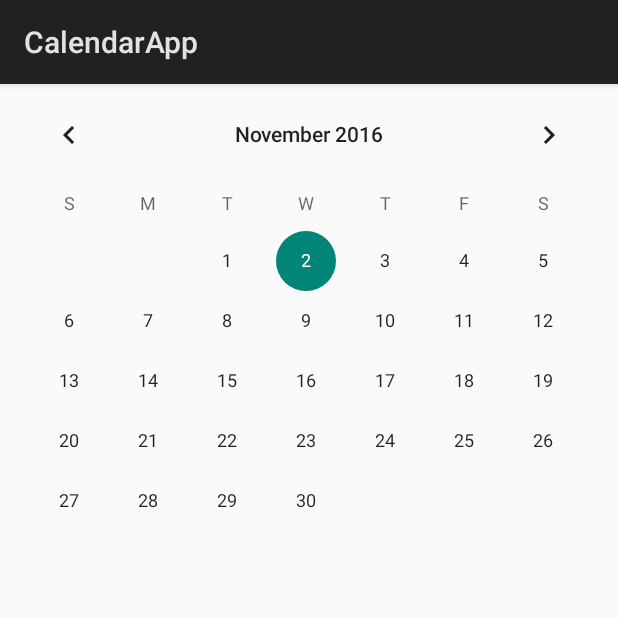
After one commit to rgibsond/SYECalendarProject, an Android app: the fragment CalendarFragment shown on its own in the app's theme, on a phone screen of 412 x 824 dp, the top half of it. The commit adds this screen. Run offline under Robolectric (Android 15) with nearby library versions, the phone set to English and light mode, and no system bars.

Commit message:
last commit from 11/1

```diff
--- /dev/null
+++ b/CalendarApp/app/src/main/java/com/sye/kupps/calendarapp/CalendarFragment.java
@@ -0,0 +1,40 @@
+package com.sye.kupps.calendarapp;
+
+
+import android.os.Bundle;
+import android.app.Fragment;
+import android.view.LayoutInflater;
+import android.view.View;
+import android.view.ViewGroup;
+import android.widget.CalendarView;
+import android.widget.TextView;
+
+
+/**
+ * A simple {@link Fragment} subclass.
+ */
+public class CalendarFragment extends Fragment {
+
+    CalendarView calendar;
+    TextView dateText;
+
+    @Override
+    public View onCreateView(LayoutInflater inflater, ViewGroup container,
+                             Bundle savedInstanceState) {
+        // Inflate the layout for this fragment
+        View root = inflater.inflate(R.layout.fragment_calendar, container, false);
+
+        calendar = (CalendarView) root.findViewById(R.id.calendar_view);
+        dateText = (TextView) root.findViewById(R.id.date_display);
+
+        calendar.setOnDateChangeListener(new CalendarView.OnDateChangeListener() {
+            @Override
+            public void onSelectedDayChange(CalendarView calendarView, int year, int month, int day) {
+                dateText.setText(month + "/" + day + "/" + year);
+            }
+        });
+
+        return root;
+    }
+
+}
--- a/CalendarApp/app/src/main/java/com/sye/kupps/calendarapp/login/LoginActivity.java
+++ b/CalendarApp/app/src/main/java/com/sye/kupps/calendarapp/login/LoginActivity.java
@@ -15,7 +15,7 @@ public class LoginActivity extends Activity {
         super.onCreate(savedInstanceState);
         setContentView(R.layout.activity_login);
 
-        // TODO fix bug where rotation closes sign up and opens login
+        // TODO fix bug where rotation closes sign up and opens log in
         FragmentHandler fh = new FragmentHandler(this);
         loginFragment = new LoginFragment();
         fh.replace(R.id.login_activity_container, loginFragment);
--- a/CalendarApp/app/src/main/res/layout/activity_login.xml
+++ b/CalendarApp/app/src/main/res/layout/activity_login.xml
@@ -1,4 +1,5 @@
 <?xml version="1.0" encoding="utf-8"?>
+
 <LinearLayout xmlns:android="http://schemas.android.com/apk/res/android"
     xmlns:tools="http://schemas.android.com/tools"
     android:id="@+id/activity_login"
--- /dev/null
+++ b/CalendarApp/app/src/main/res/layout/fragment_calendar.xml
@@ -0,0 +1,30 @@
+<LinearLayout xmlns:android="http://schemas.android.com/apk/res/android"
+    xmlns:tools="http://schemas.android.com/tools"
+    android:layout_width="match_parent"
+    android:layout_height="match_parent"
+    android:orientation="vertical"
+    tools:context="com.sye.kupps.calendarapp.CalendarFragment">
+
+    <!-- TODO: Update blank fragment layout -->
+    <CalendarView
+        android:id="@+id/calendar_view"
+        android:layout_width="match_parent"
+        android:layout_height="wrap_content"
+        android:text="@string/hello_blank_fragment" />
+
+    <RelativeLayout
+        android:layout_width="match_parent"
+        android:layout_height="match_parent"
+        >
+
+        <TextView
+            android:id="@+id/date_display"
+            android:layout_width="match_parent"
+            android:layout_height="match_parent"
+            android:gravity="center"
+            android:textSize="50sp"
+            />
+
+    </RelativeLayout>
+
+</LinearLayout>
```
Also changed, not shown: CalendarApp/app/src/main/java/com/sye/kupps/calendarapp/PlaceholderActivity.java (+15 -0 lines), CalendarApp/app/src/main/res/layout/activity_placeholder.xml (+8 -0 lines).
